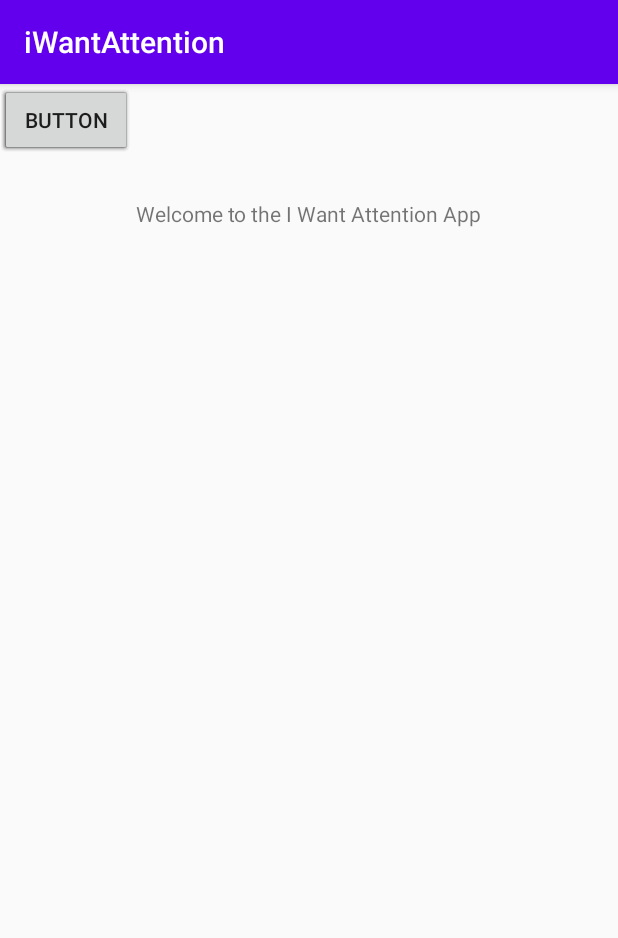
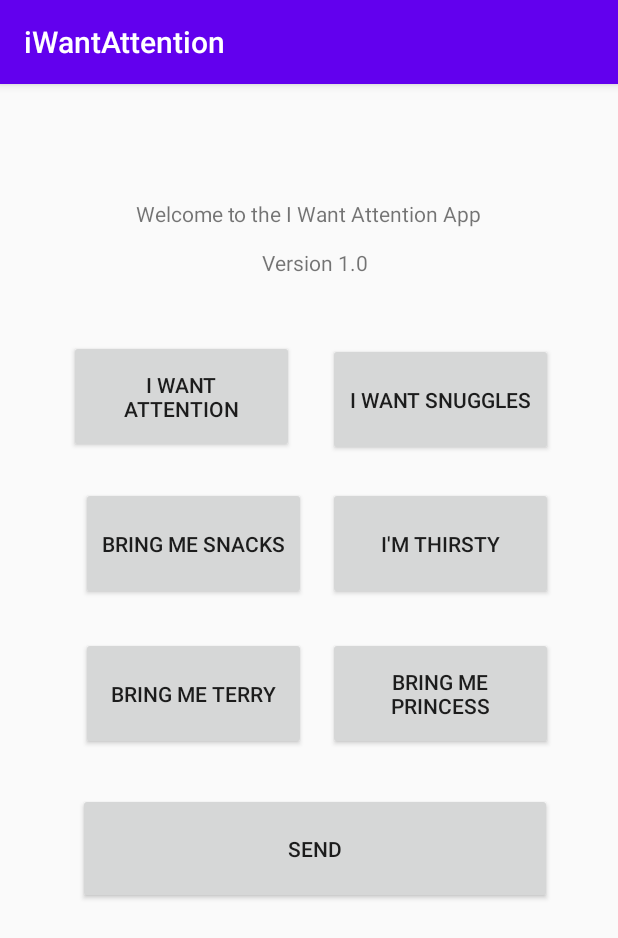
Before and after one commit to GenericOreos/iWantAttention, an Android app: the screen it shows after launch (MainActivity), on a phone screen of 412 x 824 dp. Shown: the top 938 px of the screen. Run offline under Robolectric (Android 15) with nearby library versions, the phone set to English and light mode, and no system bars.

Commit message:
added Send button to layout, added code for buttons on Main Activity

```diff
--- a/app/src/main/java/com/example/iwantattention/MainActivity.java
+++ b/app/src/main/java/com/example/iwantattention/MainActivity.java
@@ -3,6 +3,7 @@ package com.example.iwantattention;
 import androidx.appcompat.app.AppCompatActivity;
 
 import android.os.Bundle;
+import android.widget.Button;
 
 public class MainActivity extends AppCompatActivity {
 
@@ -10,5 +11,11 @@ public class MainActivity extends AppCompatActivity {
     protected void onCreate(Bundle savedInstanceState) {
         super.onCreate(savedInstanceState);
         setContentView(R.layout.activity_main);
+        Button btnAttention = findViewById(R.id.btnAttention);
+        Button btnSnuggles = findViewById(R.id.btnSnuggles);
+        Button btnSnacks = findViewById(R.id.btnSnacks);
+        Button btnDrinks = findViewById(R.id.btnDrink);
+        Button btnTerry = findViewById(R.id.btnTerry);
+        Button btnPrincess = findViewById(R.id.btnPrincess);
     }
 }
--- a/app/src/main/res/layout/activity_main.xml
+++ b/app/src/main/res/layout/activity_main.xml
@@ -7,6 +7,7 @@
     tools:context=".MainActivity">
 
     <TextView
+        android:id="@+id/txtWelcome"
         android:layout_width="wrap_content"
         android:layout_height="wrap_content"
         android:layout_marginStart="87dp"
@@ -22,51 +23,131 @@
         app:layout_constraintTop_toTopOf="parent" />
 
     <Button
-        android:id="@+id/button"
+        android:id="@+id/btnSnacks"
+        android:layout_width="150dp"
+        android:layout_height="75dp"
+        android:layout_marginStart="53dp"
+        android:layout_marginLeft="53dp"
+        android:layout_marginTop="250dp"
+        android:layout_marginEnd="208dp"
+        android:layout_marginRight="208dp"
+        android:layout_marginBottom="406dp"
+        android:text="@string/bring_me_snacks"
+        app:layout_constraintBottom_toBottomOf="parent"
+        app:layout_constraintEnd_toEndOf="parent"
+        app:layout_constraintStart_toStartOf="parent"
+        app:layout_constraintTop_toTopOf="parent" />
+
+    <Button
+        android:id="@+id/btnTerry"
+        android:layout_width="150dp"
+        android:layout_height="75dp"
+        android:layout_marginStart="53dp"
+        android:layout_marginLeft="53dp"
+        android:layout_marginTop="350dp"
+        android:layout_marginEnd="208dp"
+        android:layout_marginRight="208dp"
+        android:layout_marginBottom="306dp"
+        android:text="@string/bring_me_terry"
+        app:layout_constraintBottom_toBottomOf="parent"
+        app:layout_constraintEnd_toEndOf="parent"
+        app:layout_constraintStart_toStartOf="parent"
+        app:layout_constraintTop_toTopOf="parent" />
+
+    <Button
+        android:id="@+id/btnPrincess"
+        android:layout_width="150dp"
+        android:layout_height="75dp"
+        android:layout_marginStart="218dp"
+        android:layout_marginLeft="218dp"
+        android:layout_marginTop="350dp"
+        android:layout_marginEnd="43dp"
+        android:layout_marginRight="43dp"
+        android:layout_marginBottom="306dp"
+        android:text="@string/bring_me_princess"
+        app:layout_constraintBottom_toBottomOf="parent"
+        app:layout_constraintEnd_toEndOf="parent"
+        app:layout_constraintStart_toStartOf="parent"
+        app:layout_constraintTop_toTopOf="parent" />
+
+    <Button
+        android:id="@+id/btnDrink"
+        android:layout_width="150dp"
+        android:layout_height="75dp"
+        android:layout_marginStart="218dp"
+        android:layout_marginLeft="218dp"
+        android:layout_marginTop="250dp"
+        android:layout_marginEnd="43dp"
+        android:layout_marginRight="43dp"
+        android:layout_marginBottom="406dp"
+        android:text="@string/i_m_thirsty"
+        app:layout_constraintBottom_toBottomOf="parent"
+        app:layout_constraintEnd_toEndOf="parent"
+        app:layout_constraintStart_toStartOf="parent"
+        app:layout_constraintTop_toTopOf="parent" />
+
+    <Button
+        android:id="@+id/btnAttention"
+        android:layout_width="150dp"
+        android:layout_height="75dp"
+        android:layout_marginStart="45dp"
+        android:layout_marginLeft="45dp"
+        android:layout_marginTop="154dp"
+        android:layout_marginEnd="215dp"
+        android:layout_marginRight="215dp"
+        android:layout_marginBottom="505dp"
+        android:text="@string/i_want_attention"
+        app:layout_constraintBottom_toBottomOf="parent"
+        app:layout_constraintEnd_toEndOf="parent"
+        app:layout_constraintStart_toStartOf="parent"
+        app:layout_constraintTop_toTopOf="parent" />
+
+    <Button
+        android:id="@+id/btnSnuggles"
+        android:layout_width="150dp"
+        android:layout_height="75dp"
+        android:layout_marginStart="218dp"
+        android:layout_marginLeft="218dp"
+        android:layout_marginTop="154dp"
+        android:layout_marginEnd="43dp"
+        android:layout_marginRight="43dp"
+        android:layout_marginBottom="502dp"
+        android:text="@string/i_want_snuggles"
+        app:layout_constraintBottom_toBottomOf="parent"
+        app:layout_constraintEnd_toEndOf="parent"
+        app:layout_constraintStart_toStartOf="parent"
+        app:layout_constraintTop_toTopOf="parent" />
+
+    <TextView
+        android:id="@+id/txtVersion"
         android:layout_width="wrap_content"
         android:layout_height="wrap_content"
-        android:text="Button"
-        tools:layout_editor_absoluteX="87dp"
-        tools:layout_editor_absoluteY="250dp" />
+        android:layout_marginStart="173dp"
+        android:layout_marginLeft="173dp"
+        android:layout_marginTop="91dp"
+        android:layout_marginEnd="166dp"
+        android:layout_marginRight="166dp"
+        android:layout_marginBottom="621dp"
+        android:text="@string/version_1_0"
+        app:layout_constraintBottom_toBottomOf="parent"
+        app:layout_constraintEnd_toEndOf="parent"
+        app:layout_constraintStart_toStartOf="parent"
+        app:layout_constraintTop_toTopOf="parent" />
 
     <Button
-        android:id="@+id/button5"
-        android:layout_width="wrap_content"
-        android:layout_height="wrap_content"
-        android:text="Button"
-        tools:layout_editor_absoluteX="87dp"
-        tools:layout_editor_absoluteY="350dp" />
-
-    <Button
-        android:id="@+id/button6"
-        android:layout_width="wrap_content"
-        android:layout_height="wrap_content"
-        android:text="Button"
-        tools:layout_editor_absoluteX="235dp"
-        tools:layout_editor_absoluteY="350dp" />
-
-    <Button
-        android:id="@+id/button4"
-        android:layout_width="wrap_content"
-        android:layout_height="wrap_content"
-        android:text="Button"
-        tools:layout_editor_absoluteX="235dp"
-        tools:layout_editor_absoluteY="250dp" />
-
-    <Button
-        android:id="@+id/button3"
-        android:layout_width="wrap_content"
-        android:layout_height="wrap_content"
-        android:text="Button"
-        tools:layout_editor_absoluteX="87dp"
-        tools:layout_editor_absoluteY="154dp" />
-
-    <Button
-        android:id="@+id/button2"
-        android:layout_width="wrap_content"
-        android:layout_height="wrap_content"
-        android:text="Button"
-        tools:layout_editor_absoluteX="235dp"
-        tools:layout_editor_absoluteY="154dp" />
+        android:id="@+id/btnSend"
+        android:layout_width="316dp"
+        android:layout_height="74dp"
+        android:layout_marginStart="51dp"
+        android:layout_marginLeft="51dp"
+        android:layout_marginTop="454dp"
+        android:layout_marginEnd="44dp"
+        android:layout_marginRight="44dp"
+        android:layout_marginBottom="203dp"
+        android:text="@string/send"
+        app:layout_constraintBottom_toBottomOf="parent"
+        app:layout_constraintEnd_toEndOf="parent"
+        app:layout_constraintStart_toStartOf="parent"
+        app:layout_constraintTop_toTopOf="parent" />
 
 </androidx.constraintlayout.widget.ConstraintLayout>
--- a/app/src/main/res/values/strings.xml
+++ b/app/src/main/res/values/strings.xml
@@ -1,4 +1,12 @@
 <resources>
     <string name="app_name">iWantAttention</string>
     <string name="welcome_to_the_i_want_attention_app">Welcome to the I Want Attention App</string>
+    <string name="i_want_attention">I Want Attention</string>
+    <string name="bring_me_snacks">Bring Me Snacks</string>
+    <string name="i_m_thirsty">I\'m Thirsty</string>
+    <string name="i_want_snuggles">I Want Snuggles</string>
+    <string name="bring_me_terry">Bring Me Terry</string>
+    <string name="bring_me_princess">Bring Me Princess</string>
+    <string name="version_1_0">Version 1.0</string>
+    <string name="send">Send</string>
 </resources>
```
